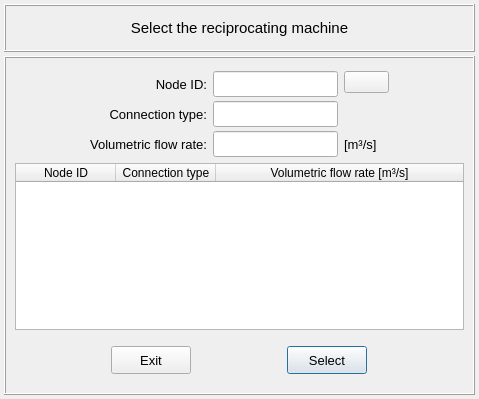
Above: pulse/interface/data/ui_files/model/setup/acoustic/reciprocating_pump_selector.ui from open-pulse/OpenPulse before the change. Below: the same form after it.
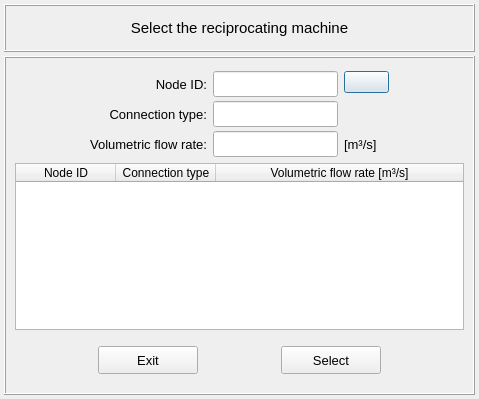
That is the form after the change. Icons and pictures are not drawn.

The edit to the form file:
```diff
--- a/pulse/interface/data/ui_files/model/setup/acoustic/reciprocating_pump_selector.ui
+++ b/pulse/interface/data/ui_files/model/setup/acoustic/reciprocating_pump_selector.ui
@@ -478,13 +478,13 @@
           <widget class="QPushButton" name="pushButton_select">
            <property name="minimumSize">
             <size>
-             <width>80</width>
+             <width>100</width>
              <height>28</height>
             </size>
            </property>
            <property name="maximumSize">
             <size>
-             <width>80</width>
+             <width>100</width>
              <height>28</height>
             </size>
            </property>
@@ -507,7 +507,7 @@
             <bool>false</bool>
            </property>
            <property name="default">
-            <bool>true</bool>
+            <bool>false</bool>
            </property>
           </widget>
          </item>
@@ -515,13 +515,13 @@
           <widget class="QPushButton" name="pushButton_exit">
            <property name="minimumSize">
             <size>
-             <width>80</width>
+             <width>100</width>
              <height>28</height>
             </size>
            </property>
            <property name="maximumSize">
             <size>
-             <width>80</width>
+             <width>100</width>
              <height>28</height>
             </size>
            </property>
```
